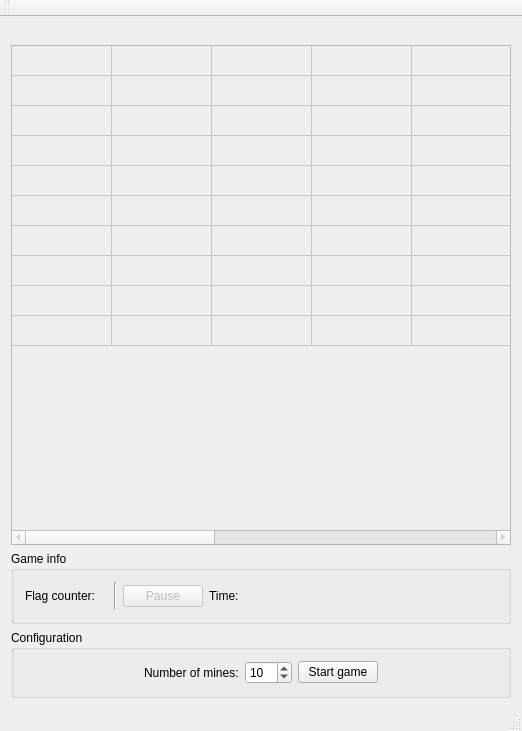
pavolmarak/minesweeper, file mines.ui: the form before one commit.
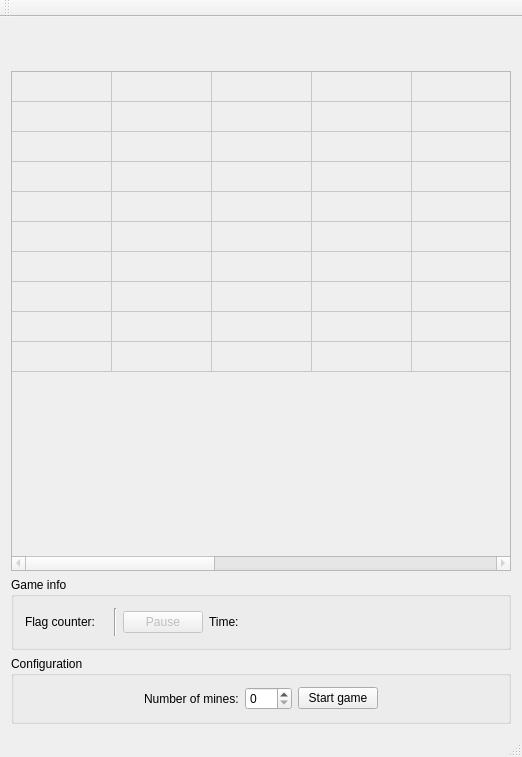
The form after the commit. Custom widgets are drawn as their Qt base class.

```diff
--- a/mines.ui
+++ b/mines.ui
@@ -7,7 +7,7 @@
     <x>0</x>
     <y>0</y>
     <width>520</width>
-    <height>731</height>
+    <height>757</height>
    </rect>
   </property>
   <property name="sizePolicy">
@@ -344,7 +344,7 @@
               <number>100</number>
              </property>
              <property name="value">
-              <number>10</number>
+              <number>0</number>
              </property>
             </widget>
            </item>
```
Left out of the diff: 2 changed lines with no effect on the pictures.
